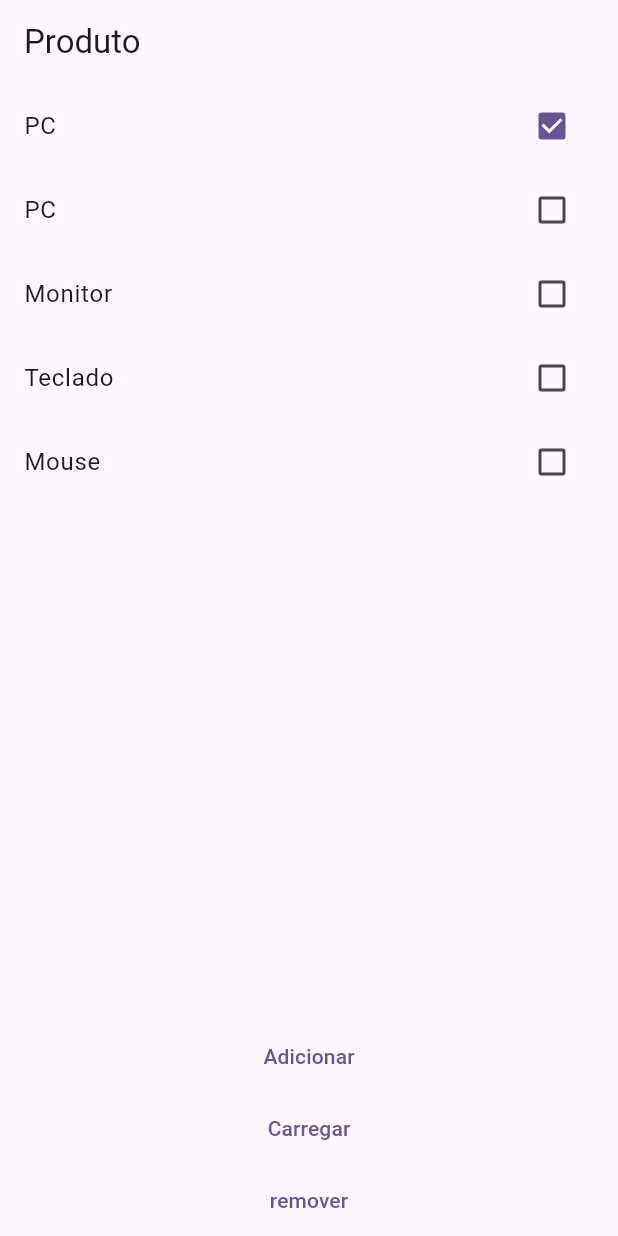
After one commit to fvieir/imc_mobx-flutter, a Flutter app: the screen it shows after launch, after a tap on "Adicionar", after a tap on "Carregar", on a phone screen of 412 x 824 dp. The commit adds this screen. Run offline on Flutter 3.47's test engine with Material 2 defaults, Android fonts, the phone set to English and light mode, and no system bars; our stand-ins replace flutter_mobx, mobx; generated files the repository leaves out were written again.

Commit message:
feat: Exemplo de modelo observado mobx

```diff
--- a/lib/main.dart
+++ b/lib/main.dart
@@ -1,5 +1,6 @@
 import 'package:flutter/material.dart';
-import 'package:mobx_imc/imc/imc_codegen_page.dart';
+import 'package:mobx_imc/modelo_observado/modelo_observado_page.dart';
+import 'package:mobx_imc/observable_list/observable_list_page.dart';
 
 void main() {
   runApp(const MyApp());
@@ -17,7 +18,7 @@ class MyApp extends StatelessWidget {
         colorScheme: ColorScheme.fromSeed(seedColor: Colors.deepPurple),
         useMaterial3: true,
       ),
-      home: const ImcCodegenPage(),
+      home: const ModeloObservadoPage(),
     );
   }
 }
--- /dev/null
+++ b/lib/modelo_observado/modelo_observado_page.dart
@@ -0,0 +1,59 @@
+import 'package:flutter/material.dart';
+import 'package:flutter_mobx/flutter_mobx.dart';
+import 'package:mobx_imc/modelo_observado/modelo_observador_controller.dart';
+
+class ModeloObservadoPage extends StatefulWidget {
+  const ModeloObservadoPage({super.key});
+
+  @override
+  State<ModeloObservadoPage> createState() => _ModeloObservadoPageState();
+}
+
+class _ModeloObservadoPageState extends State<ModeloObservadoPage> {
+  final controller = ModeloObservadorController();
+
+  @override
+  Widget build(BuildContext context) {
+    return Scaffold(
+        appBar: AppBar(
+          title: const Text('Produto'),
+        ),
+        body: Column(
+          children: [
+            Observer(
+              builder: (context) => Expanded(
+                child: ListView.builder(
+                  itemCount: controller.productList.length,
+                  itemBuilder: (context, index) => Observer(
+                    builder: (context) => CheckboxListTile(
+                      value: controller.productList[index].selected,
+                      onChanged: (value) {
+                        controller.productList[index].selected =
+                            !controller.productList[index].selected;
+                      },
+                      title:
+                          Text(controller.productList[index].productModel.name),
+                    ),
+                  ),
+                ),
+              ),
+            ),
+            TextButton(
+                onPressed: () {
+                  controller.add();
+                },
+                child: const Text('Adicionar')),
+            TextButton(
+                onPressed: () {
+                  controller.load();
+                },
+                child: const Text('Carregar')),
+            TextButton(
+                onPressed: () {
+                  controller.remove(0);
+                },
+                child: const Text('remover'))
+          ],
+        ));
+  }
+}
--- /dev/null
+++ b/lib/modelo_observado/modelo_observador_controller.dart
@@ -0,0 +1,33 @@
+import 'package:mobx/mobx.dart';
+import 'package:mobx_imc/model/product_model.dart';
+import 'package:mobx_imc/modelo_observado/produto_store.dart';
+part 'modelo_observador_controller.g.dart';
+
+class ModeloObservadorController = ModeloObservadorControllerBase
+    with _$ModeloObservadorController;
+
+abstract class ModeloObservadorControllerBase with Store {
+  var productList = <ProdutoStore>[].asObservable();
+
+  @action
+  void load() {
+    productList.addAll([
+      ProdutoStore(productModel: ProductModel(name: 'PC'), selected: false),
+      ProdutoStore(
+          productModel: ProductModel(name: 'Monitor'), selected: false),
+      ProdutoStore(
+          productModel: ProductModel(name: 'Teclado'), selected: false),
+      ProdutoStore(productModel: ProductModel(name: 'Mouse'), selected: false),
+    ]);
+  }
+
+  void add() {
+    productList.add(
+      ProdutoStore(productModel: ProductModel(name: 'PC'), selected: true),
+    );
+  }
+
+  void remove(index) {
+    productList.removeAt(index);
+  }
+}
--- a/pubspec.yaml
+++ b/pubspec.yaml
@@ -15,6 +15,9 @@ dev_dependencies:
     sdk: flutter
   mobx_codegen: ^2.0.2
   build_runner: ^2.1.0
+  currency_text_input_formatter: ^2.1.0
+  intl: ^0.17.0
+  syncfusion_flutter_gauges: ^19.2.48
   flutter_lints: ^2.0.0
 flutter:
   uses-material-design: true
```
Also changed, not shown: lib/model/product_model.dart (added, +7 -0 lines), lib/modelo_observado/produto_store.dart (added, +19 -0 lines), lib/observable_list/observable_controller.dart (added, +30 -0 lines), lib/observable_list/observable_list_page.dart (added, +48 -0 lines), lib/imc/imc_codegen_controller.dart (line endings or trailing spaces), lib/modelo_observado/modelo_observador_controller.g.dart (added), lib/modelo_observado/produto_store.g.dart (added), lib/observable_list/observable_controller.g.dart (added), pubspec.lock.
